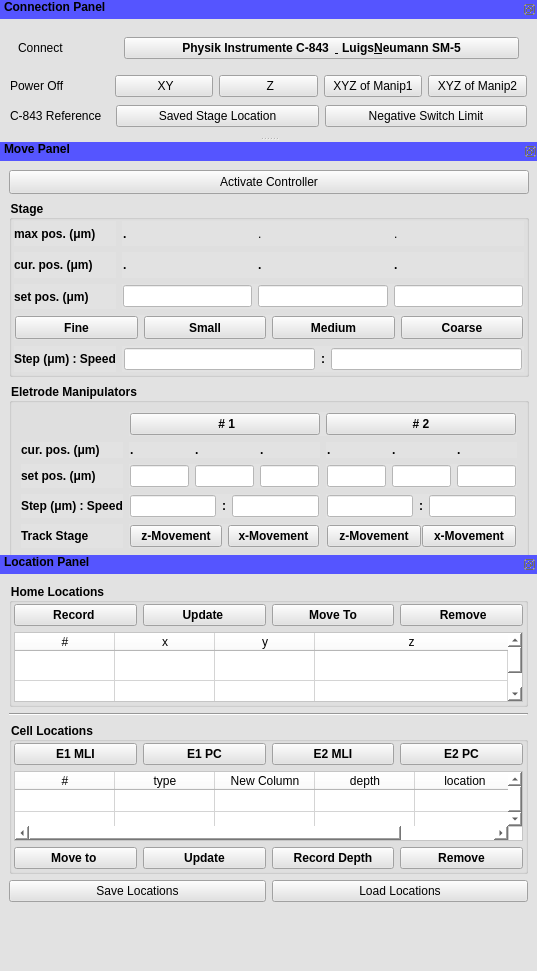
This is manipulator.ui in mgraupe/ManipulatorControl as Qt 5 draws it before an edit. The edited form follows.
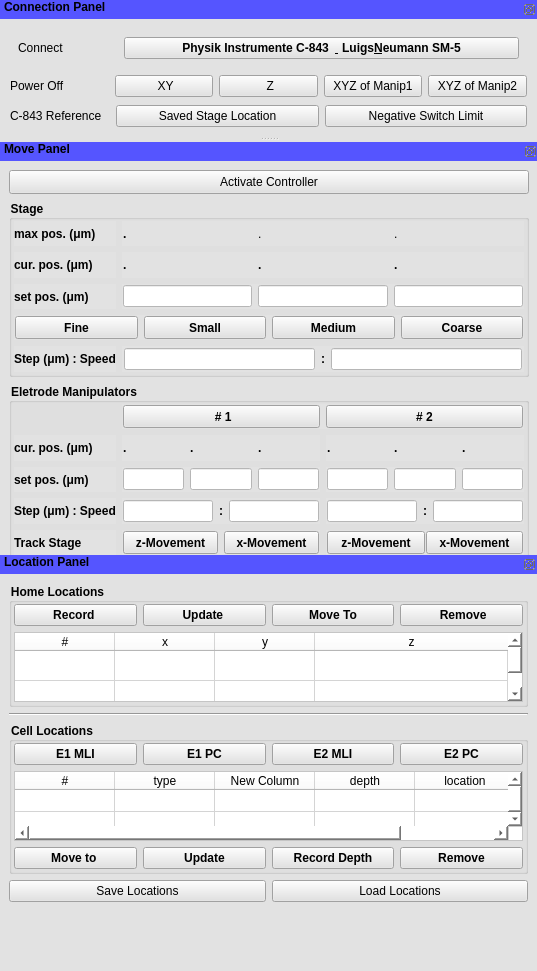
This is the edited form.

What changed in the file:
```diff
--- a/manipulator.ui
+++ b/manipulator.ui
@@ -640,6 +640,18 @@
         <string>Eletrode Manipulators</string>
        </property>
        <layout class="QGridLayout" name="gridLayout_8">
+        <property name="leftMargin">
+         <number>2</number>
+        </property>
+        <property name="topMargin">
+         <number>1</number>
+        </property>
+        <property name="rightMargin">
+         <number>2</number>
+        </property>
+        <property name="bottomMargin">
+         <number>2</number>
+        </property>
         <item row="3" column="1">
          <widget class="QWidget" name="horizontalWidget" native="true">
           <property name="minimumSize">
```
